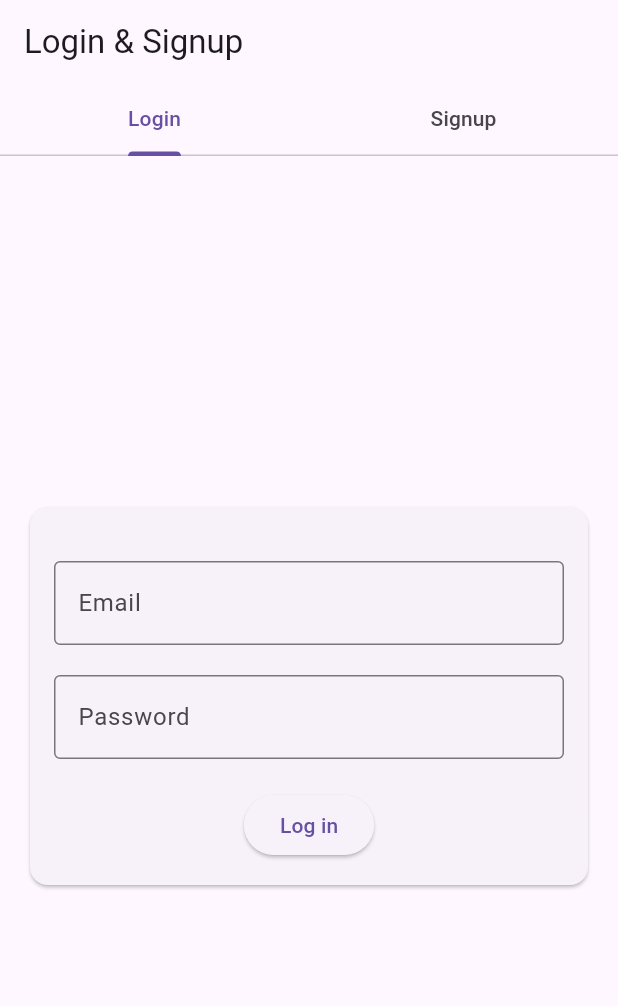
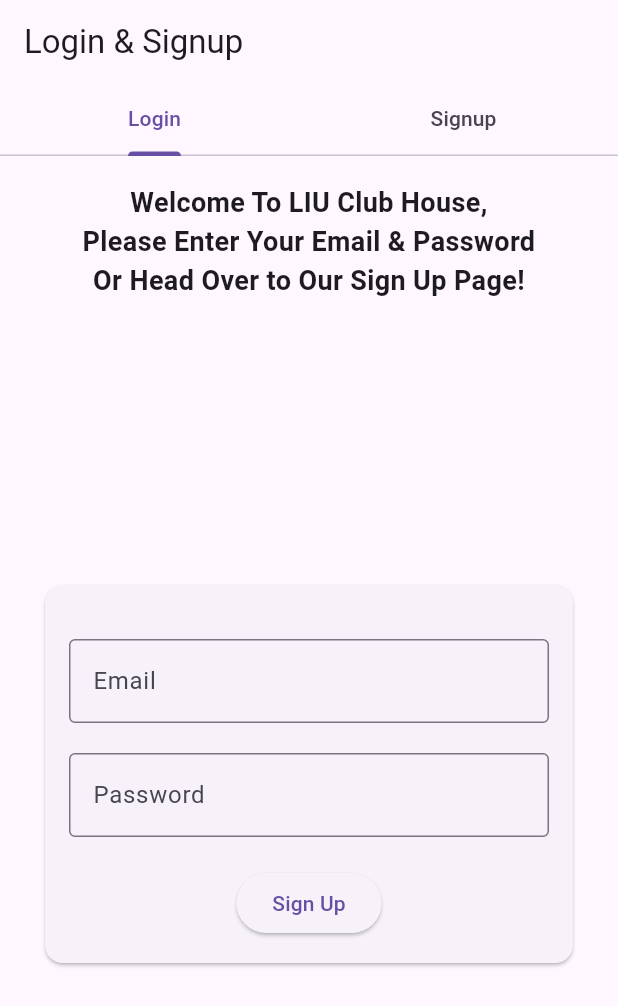
Before and after one commit to St-Daniel-H/LiuClubHouse, a Flutter app: the screen it shows after launch, on a phone screen of 412 x 824 dp. Shown: the top 1006 px of the screen. Run offline on Flutter 3.47's test engine with Material 3 defaults, Android fonts, the phone set to English and light mode, and no system bars; our stand-ins replace file_picker, font_awesome_flutter, shared_preferences.

Commit message:
Fixed Colors and Layout

```diff
--- a/MobileUser/lib/ClubProfile/ClubMessages.dart
+++ b/MobileUser/lib/ClubProfile/ClubMessages.dart
@@ -100,6 +100,7 @@ class _ClubMessagesState extends State<ClubMessageCard> {
             offset: Offset(0, 3),
           ),
         ],
+        color: Colors.blue,
       ),
       child: Column(
         children: [
@@ -135,6 +136,7 @@ class _ClubMessagesState extends State<ClubMessageCard> {
         ],
       ),
     );
+
   }
 }
 class ShowMessages extends StatelessWidget {
--- a/MobileUser/lib/ClubProfile/ClubProfileHome.dart
+++ b/MobileUser/lib/ClubProfile/ClubProfileHome.dart
@@ -45,7 +45,7 @@ class _ClubProfileHomeState extends State<ClubProfileHome> {
         length: 3,
         child: Scaffold(
           appBar: AppBar(
-            title: Text('Liu Club house'),
+            title: Text('LIU Club House'),
             actions: [
               canPerformAction ?//only admin can see this
                 IconButton(
@@ -67,7 +67,7 @@ class _ClubProfileHomeState extends State<ClubProfileHome> {
                 Tab(text: 'Members'),
               ],
             ),
-          ),
+          ),backgroundColor: Colors.amber,
           body: TabBarView(
             children: [
               ClubProfile(managerId: widget.managerId, clubID:widget.clubId),
--- a/MobileUser/lib/Home/Home.dart
+++ b/MobileUser/lib/Home/Home.dart
@@ -44,7 +44,7 @@ class _HomeState extends State<Home> {
   Widget build(BuildContext context) {
     return Scaffold(
       appBar: AppBar(
-        title: Text("Liu Club House"),
+        title: Text("LIU Club House"),
       ),
       body: Column(
         children: [
--- a/MobileUser/lib/Home/homepage.dart
+++ b/MobileUser/lib/Home/homepage.dart
@@ -40,7 +40,7 @@ class _HomeState extends State<Home> {
   Widget build(BuildContext context) {
     return Scaffold(
       appBar: AppBar(
-        title: Text("Liu Club House"),
+        title: Text("LIU Club House"),
       ),
       body: _load ? const ShowClubs() : const Center(
     child: SizedBox(width: 100, height: 100, child: CircularProgressIndicator())
--- a/MobileUser/lib/loginpage.dart
+++ b/MobileUser/lib/loginpage.dart
@@ -3,7 +3,9 @@ import 'package:http/http.dart' as http;
 import 'dart:convert' as convert;
 import 'home/homepage.dart';
 import 'package:shared_preferences/shared_preferences.dart';
+
 const baseURL = 'liuclubhouse.000webhostapp.com';
+
 class LoginCard extends StatefulWidget {
   const LoginCard({super.key});
 
@@ -17,17 +19,16 @@ class _LoginCardState extends State<LoginCard> {
   final TextEditingController _controllerPass = TextEditingController();
   bool _loading = false;
   bool loggedIn = false;
-  void updateLoggedIn(){
-    loggedIn= true;
+  void updateLoggedIn() {
+    loggedIn = true;
+  }
 
-  }
   void update(String text) {
     setState(() {
       _loading = false;
     });
     ScaffoldMessenger.of(context).showSnackBar(SnackBar(content: Text(text)));
-    if(loggedIn){
-
+    if (loggedIn) {
       Navigator.push(
         context,
         MaterialPageRoute(
@@ -36,6 +37,7 @@ class _LoginCardState extends State<LoginCard> {
       );
     }
   }
+
   @override
   void dispose() {
     _controllerEmail.dispose();
@@ -43,21 +45,23 @@ class _LoginCardState extends State<LoginCard> {
     super.dispose();
   }
 
-
   @override
   Widget build(BuildContext context) {
     return Center(
       child: Card(
-        margin: EdgeInsets.all(20.0),
+        margin: EdgeInsets.all(30.0),
         child: Padding(
           padding: EdgeInsets.all(16.0),
+          child: Form(
+            key: _formKey,
             child: Column(
               mainAxisSize: MainAxisSize.min,
               children: <Widget>[
                 const SizedBox(height: 20),
                 TextFormField(
-                          validator: (value) =>
-                          (value == null || value.isEmpty) ? 'Please fill Email' : null,
+                  validator: (value) => (value == null || value.isEmpty)
+                      ? 'Please fill Email'
+                      : null,
                   controller: _controllerEmail,
                   keyboardType: TextInputType.emailAddress,
                   decoration: const InputDecoration(
@@ -67,8 +71,9 @@ class _LoginCardState extends State<LoginCard> {
                 ),
                 const SizedBox(height: 20),
                 TextFormField(
-                          validator: (value) =>
-                          (value == null || value.isEmpty) ? 'Please fill Password' : null,
+                  validator: (value) => (value == null || value.isEmpty)
+                      ? 'Please fill Password'
+                      : null,
                   controller: _controllerPass,
                   obscureText: true,
                   decoration: const InputDecoration(
@@ -79,18 +84,35 @@ class _LoginCardState extends State<LoginCard> {
                 SizedBox(height: 20),
                 ElevatedButton(
                   onPressed: () {
-                  LoginUser(update,_controllerEmail.text, _controllerPass.text,updateLoggedIn);
+                    if (_formKey.currentState!.validate()) {
+                      setState(() {
+                        _loading = true;
+                      });
+                      LoginUser(
+                          update, _controllerEmail.text, _controllerPass.text,
+                          () {
+                        updateLoggedIn();
+                      });
+                    }
                   },
-                child: Text('Log in'),
+                  child: _loading
+                      ? const CircularProgressIndicator(
+                          valueColor:
+                              AlwaysStoppedAnimation<Color>(Colors.white),
+                        )
+                      : const Text('Sign Up'),
                 ),
               ],
+            ),
           ),
         ),
       ),
     );
   }
 }
-void LoginUser(Function(String) update,String email, String password,Function() updateLoggedIn) async {
+
+void LoginUser(Function(String) update, String email, String password,
+    Function() updateLoggedIn) async {
   final SharedPreferences prefs = await SharedPreferences.getInstance();
 
   try {
--- a/MobileUser/lib/main.dart
+++ b/MobileUser/lib/main.dart
@@ -13,7 +13,7 @@ class MyApp extends StatelessWidget {
   Widget build(BuildContext context) {
     return MaterialApp(
       debugShowCheckedModeBanner: false,
-      home: DefaultTabController(
+      home:DefaultTabController(
         length: 2,
         child: Scaffold(
           appBar: AppBar(
@@ -27,8 +27,49 @@ class MyApp extends StatelessWidget {
           ),
           body: TabBarView(
             children: [
-              LoginCard(),
-              SignUpCard(),
+              Column(
+                mainAxisAlignment: MainAxisAlignment.center,
+                crossAxisAlignment: CrossAxisAlignment.center,
+                children: [
+                  SizedBox(height: 10), // Reduced SizedBox height
+                  Padding(
+                    padding: const EdgeInsets.all(8.0),
+                    child: Text(
+                      'Welcome To LIU Club House,\nPlease Enter Your Email & Password\nOr Head Over to Our Sign Up Page!',
+                      style: TextStyle(
+                        fontSize: 18,
+                        fontWeight: FontWeight.bold,
+                      ),
+                      textAlign: TextAlign.center,
+                    ),
+                  ),
+                  Expanded(
+                    child: LoginCard(),
+                  ),
+                ],
+              ),
+              // Signup Page
+              Column(
+                mainAxisAlignment: MainAxisAlignment.center,
+                crossAxisAlignment: CrossAxisAlignment.center,
+                children: [
+                  SizedBox(height: 10),
+                  Padding(
+                    padding: const EdgeInsets.all(8.0),
+                    child: Text(
+                      'Welcome To LIU Club House,\nKindly Provide Your Information\nIn order to start your journey\nIn our Awesome Clubs!',
+                      style: TextStyle(
+                        fontSize: 18,
+                        fontWeight: FontWeight.bold,
+                      ),
+                      textAlign: TextAlign.center,
+                    ),
+                  ),
+                  Expanded(
+                    child: SignUpCard(),
+                  ),
+                ],
+              ),
             ],
           ),
         ),
--- a/MobileUser/lib/signuppage.dart
+++ b/MobileUser/lib/signuppage.dart
@@ -43,7 +43,7 @@ class _SignUpCardState extends State<SignUpCard> {
           child: Form(
             key: _formKey,
             child:Column(
-              // mainAxisSize: MainAxisSize.min,
+              mainAxisSize: MainAxisSize.min,
               children:[
                 const SizedBox(height: 20),
                 TextFormField(
```
Also changed, not shown: MobileUser/lib/ClubProfile/ClubEvents.dart (+15 -6 lines), MobileUser/lib/ClubProfile/ClubMembers.dart (+8 -8 lines), MobileUser/lib/ClubProfile/ClubProfile.dart (+4 -6 lines). Lines whose indentation alone changed are shown as unchanged.
